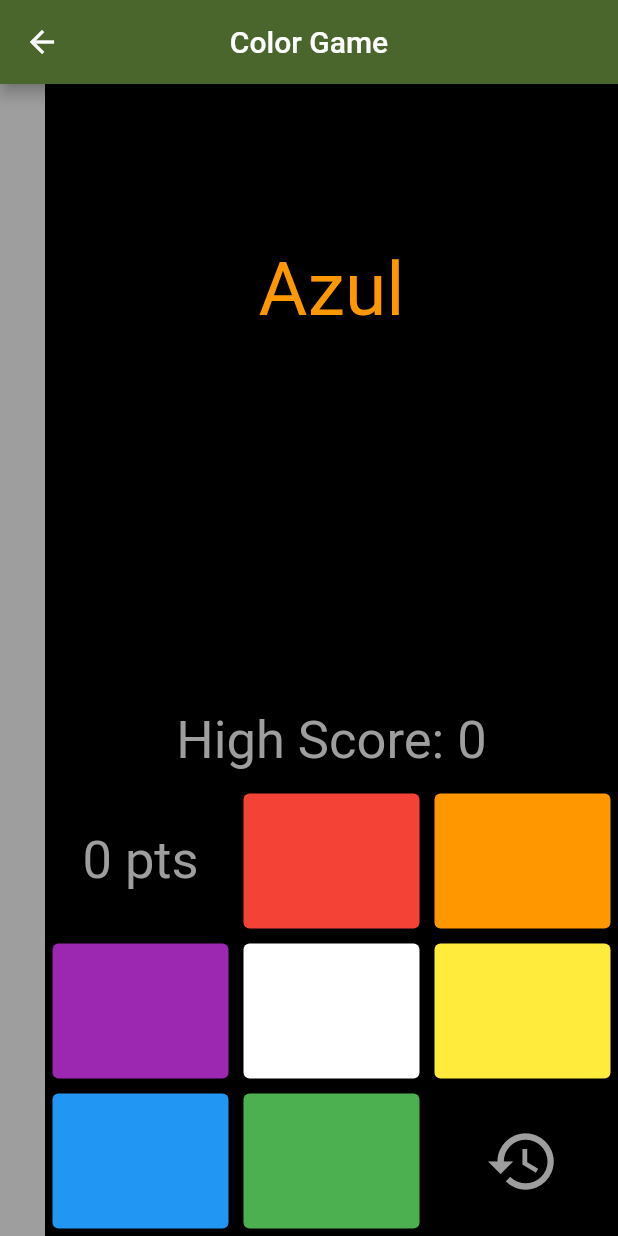
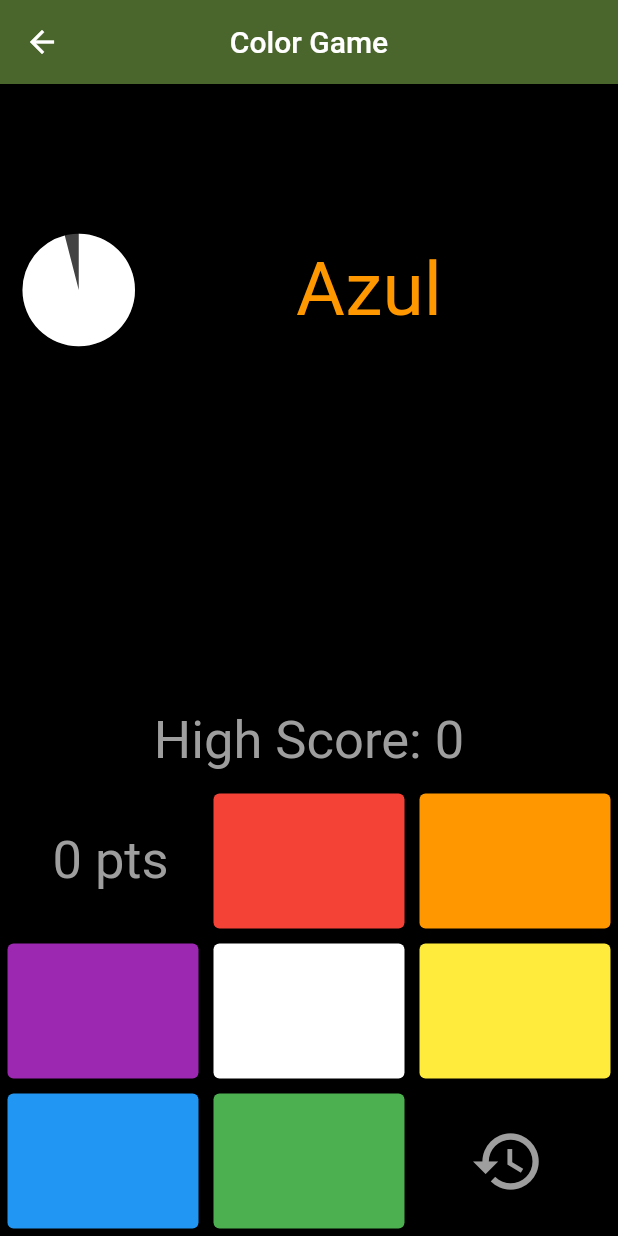
Before and after one commit to RafaelSetton/Rafael-Setton-App, a Flutter app: the ColorGamePage screen opened by its route, after a tap on the "restore" icon, on a phone screen of 412 x 824 dp. Run offline on Flutter 3.47's test engine with Material 2 defaults, Android fonts, the phone set to English and light mode, and no system bars; our stand-ins replace audioplayers, circular_countdown_timer, cloud_firestore, curved_navigation_bar, firebase_core, firebase_storage and 5 more; missing offline and left inert: function_tree; accounts and stored records are empty.

Commit message:
Update GameClock for ColorGame

```diff
--- a/lib/pages/colorGame/index.dart
+++ b/lib/pages/colorGame/index.dart
@@ -1,6 +1,7 @@
 import 'package:flutter/material.dart';
 import 'package:sql_treino/services/firebase/scoresDB.dart';
 import 'package:sql_treino/shared/models/ScoreModel.dart';
+import 'package:sql_treino/shared/widgets/game_clock.dart';
 import 'dart:async';
 
 class ColorGamePage extends StatefulWidget {
@@ -31,19 +32,23 @@ class _ColorGamePageState extends State<ColorGamePage> {
   String text = "Pressione Restart";
   Color color = Colors.grey;
   int results = 0, resultsWrong = 0;
-  double barHeight = 0;
-  late Timer timer;
+  late GameClockCountDownController countDownController;
   int hs = 0;
+  bool disabled = true;
 
   @override
   void initState() {
     super.initState();
+
+    countDownController =
+        GameClockCountDownController(60, onChange: () => setState(() {}));
+
     Future.delayed(Duration(milliseconds: 10), () async {
       List<ScoreModel> scores = await ScoresDB.get("ColorGame");
       setState(() {
-        hs = scores.length > 0
-            ? scores.reduce((s1, s2) => s1.right > s2.right ? s1 : s2).right
-            : 0;
+        hs = scores.isEmpty
+            ? 0
+            : scores.reduce((s1, s2) => s1.right > s2.right ? s1 : s2).right;
       });
     });
   }
@@ -63,64 +68,25 @@ class _ColorGamePageState extends State<ColorGamePage> {
   }
 
   void click(Color color) {
+    if (disabled) return;
     if (colorValues.indexOf(color) == colorStrings.indexOf(text)) {
       results++;
-      barHeight += 20;
+      countDownController.countUp(answerValue);
     } else {
       resultsWrong++;
-      barHeight -= barHeight > 20 ? 20 : barHeight;
+      countDownController.countDown(answerValue);
     }
     newText();
   }
 
-  void startTimer(double height) {
-    setState(() {
-      barHeight = height;
-    });
-    try {
-      timer.cancel();
-    } catch (err) {}
-
-    void periodic(time) async {
-      if (barHeight >= 1) {
-        setState(() {
-          barHeight -= 1;
-          int milli = results < 150 ? (30 - results / 10).round() : 15;
-          timer.cancel();
-          timer = Timer.periodic(Duration(milliseconds: milli), periodic);
-        });
-      } else {
-        setState(() {
-          text = "Pressione Restart";
-          color = Colors.grey;
-        });
-        ScoresDB().set(
-            "ColorGame",
-            ScoreModel(
-              dateTime: DateTime.now(),
-              right: results,
-              wrong: resultsWrong,
-            ));
-        if (results > hs) hs = results;
-        try {
-          timer.cancel();
-        } catch (e) {}
-      }
-    }
-
-    timer = Timer.periodic(Duration(milliseconds: 30), periodic);
-  }
-
   Container colorButton(Color color) {
     return Container(
-        width: MediaQuery.of(context).size.width / 3 - 10,
+        width: MediaQuery.of(context).size.width / 3,
         height: 100,
         padding: EdgeInsets.all(5),
         color: Colors.black,
         child: ElevatedButton(
-          onPressed: () {
-            if (barHeight > 0) click(color);
-          },
+          onPressed: () => click(color),
           style: ButtonStyle(
             backgroundColor: MaterialStateProperty.all(color),
           ),
@@ -140,7 +106,9 @@ class _ColorGamePageState extends State<ColorGamePage> {
         ),
         iconSize: 50,
         onPressed: () {
-          startTimer(MediaQuery.of(context).size.height);
+          disabled = false;
+          countDownController.reset();
+          countDownController.resume();
           newText();
           setState(() {
             results = 0;
@@ -151,6 +119,28 @@ class _ColorGamePageState extends State<ColorGamePage> {
     );
   }
 
+  void reset() {
+    Timer.run(() {
+      // Evitar "setState called during build"
+      setState(() {
+        text = "Pressione Restart";
+        color = Colors.grey;
+      });
+    });
+    disabled = true;
+
+    if (countDownController.currentTime == 0) {
+      ScoresDB().set(
+          "ColorGame",
+          ScoreModel(
+            dateTime: DateTime.now(),
+            right: results,
+            wrong: resultsWrong,
+          ));
+      if (results > hs) hs = results;
+    }
+  }
+
   @override
   Widget build(BuildContext context) {
     return Scaffold(
@@ -159,32 +149,26 @@ class _ColorGamePageState extends State<ColorGamePage> {
         centerTitle: true,
         leading: IconButton(
           icon: Icon(Icons.arrow_back),
-          onPressed: () {
-            try {
-              timer.cancel();
-            } catch (err) {}
-            Navigator.pop(context);
-          },
+          onPressed: Navigator.of(context).pop,
         ),
       ),
       body: Container(
         color: Colors.black,
-        child: Row(
-          crossAxisAlignment: CrossAxisAlignment.end,
+        child: Column(
           mainAxisAlignment: MainAxisAlignment.spaceBetween,
           children: <Widget>[
-            AnimatedContainer(
-              duration: Duration(milliseconds: 5),
-              alignment: Alignment.bottomCenter,
-              height: barHeight,
-              width: 30,
-              color: Colors.grey,
+            Row(
+              children: [
+                SizedBox(width: 15),
+                GameClock(
+                  onTimerEnd: reset,
+                  countDownController: countDownController,
+                  backgroundColor: Colors.grey.shade800,
+                  startColor: Colors.white,
+                  endColor: Colors.white,
                 ),
-            Column(
-              mainAxisAlignment: MainAxisAlignment.spaceBetween,
-              children: <Widget>[
                 Container(
-                  width: MediaQuery.of(context).size.width - 30,
+                  width: MediaQuery.of(context).size.width - clockSize - 25,
                   height: MediaQuery.of(context).size.height / 3,
                   padding: EdgeInsets.all(10.0),
                   alignment: Alignment.center,
@@ -197,6 +181,8 @@ class _ColorGamePageState extends State<ColorGamePage> {
                         color: color,
                         fontStyle: FontStyle.normal),
                   ),
+                ),
+              ],
             ),
             Column(
               children: <Widget>[
@@ -243,8 +229,6 @@ class _ColorGamePageState extends State<ColorGamePage> {
             ),
           ],
         ),
-          ],
-        ),
       ),
     );
   }
--- a/lib/pages/workoutTimer/runPage.dart
+++ b/lib/pages/workoutTimer/runPage.dart
@@ -56,7 +56,7 @@ class _RunState extends State<Run> {
   }
 
   void periodicTimeHandler(Timer timer) {
-    int timeLeft = int.parse(timeController.getTime());
+    int timeLeft = int.parse(timeController.getTime() ?? "0");
     switch (timeLeft) {
       case 1:
       case 2:
--- a/lib/services/firebase/chatAppDB.dart
+++ b/lib/services/firebase/chatAppDB.dart
@@ -1,4 +1,5 @@
 import 'package:cloud_firestore/cloud_firestore.dart';
+import 'package:flutter/material.dart';
 import 'package:sql_treino/services/firebase/usersDB.dart';
 import 'package:sql_treino/shared/models/chatModel.dart';
 import 'package:sql_treino/shared/models/userModel.dart';
@@ -10,6 +11,7 @@ class ChatAppDB {
       FirebaseFirestore.instance.collection("chats");
 
   static Future postChat(ChatModel chat) async {
+    debugPrint("ChatAppDB: Posting $chat");
     DocumentReference document = collection.doc(chat.id);
     if (!(await document.get()).exists) {
       for (String email in chat.users) {
@@ -22,21 +24,25 @@ class ChatAppDB {
   }
 
   static Future<ChatModel> getChat(String id) async {
+    debugPrint("ChatAppDB: Getting chat (id: $id)");
     return ChatModel.fromMap(
         (await collection.doc(id).get()).data() as Map<String, dynamic>);
   }
 
   static Future postMessage(String chatID, MessageModel message) async {
+    debugPrint("ChatAppDB: Posting $message in chat (chatID: $chatID)");
     ChatModel chat = await getChat(chatID);
     chat.messages.add(message);
     await postChat(chat);
   }
 
   static listUserChats(String userEmail) async {
+    debugPrint("ChatAppDB: Listing chats for user (email: $userEmail)");
     return (await UserDB.show(userEmail))!.data.chats;
   }
 
   static Future deleteChat(String chatID) async {
+    debugPrint("ChatAppDB: Deleting chat (id: $chatID)");
     ChatModel chat = await getChat(chatID);
     await collection.doc(chatID).delete();
     for (String email in chat.users) {
--- a/lib/services/firebase/scoresDB.dart
+++ b/lib/services/firebase/scoresDB.dart
@@ -1,6 +1,7 @@
 import 'dart:collection';
 
 import 'package:cloud_firestore/cloud_firestore.dart';
+import 'package:flutter/material.dart';
 import 'package:sql_treino/shared/models/ScoreModel.dart';
 import 'package:sql_treino/shared/globals.dart' as globals;
 
@@ -11,6 +12,7 @@ class ScoresDB {
       .collection("scores");
 
   static Future<List<ScoreModel>> get(String game) async {
+    debugPrint("ScoresDB: Getting scores for $game");
     final doc = await collection.doc(game).get();
     final LinkedHashMap? data = doc.data() as LinkedHashMap?;
 
@@ -22,6 +24,7 @@ class ScoresDB {
   }
 
   Future set(String game, ScoreModel newScore) async {
+    debugPrint("ScoresDB: Setting new score for $game; $newScore");
     final doc = collection.doc(game);
 
     final data = newScore.toMap();
--- a/lib/services/firebase/usersDB.dart
+++ b/lib/services/firebase/usersDB.dart
@@ -1,4 +1,5 @@
 import 'package:cloud_firestore/cloud_firestore.dart';
+import 'package:flutter/material.dart';
 import 'package:sql_treino/shared/enums/registerErrors.dart';
 import 'package:sql_treino/shared/models/userModel.dart';
 
@@ -8,6 +9,7 @@ class UserDB {
 
   static Future<RegisterErrors> post(UserModel user,
       {bool create = false}) async {
+    debugPrint("UserDB: Posting $user");
     if (user.password.contains(RegExp(r"[^a-zA-Z0-9 .()!@#$%&]"))) {
       return RegisterErrors.invalidCharacter;
     } else if (create) {
@@ -22,11 +24,13 @@ class UserDB {
   }
 
   static Future<List<String>> list() async {
+    debugPrint("UserDB: Listing all Users");
     final response = await collection.get();
     return response.docs.map((e) => e.id).toList();
   }
 
   static Future<UserModel?> show(String email) async {
+    debugPrint("UserDB: Showing User (email: $email)");
     final document = await collection.doc(email).get();
     return document.exists
         ? UserModel.fromMap(document.data() as Map<String, dynamic>)
@@ -34,6 +38,7 @@ class UserDB {
   }
 
   static Future delete(String email) async {
+    debugPrint("UserDB: Deleting User (email: $email)");
     await collection.doc(email).delete();
   }
 }
--- a/lib/services/firebase/workoutsDB.dart
+++ b/lib/services/firebase/workoutsDB.dart
@@ -1,6 +1,7 @@
 import 'dart:collection';
 
 import 'package:cloud_firestore/cloud_firestore.dart';
+import 'package:flutter/material.dart';
 import 'package:sql_treino/shared/models/workoutModel.dart';
 
 class WorkoutDB {
@@ -12,6 +13,7 @@ class WorkoutDB {
       .collection("workouts");
 
   static Future post(String name, WorkoutModel data) async {
+    debugPrint("WorkoutDB: Posting workout $name $data");
     final postData = Map.fromIterables(
         List<String>.generate(data.workouts.length, (i) => i.toString()),
         data.workouts.map((e) => e.toMap()));
@@ -19,11 +21,13 @@ class WorkoutDB {
   }
 
   static Future<List<String>> list() async {
+    debugPrint("WorkoutDB: Listing Workouts");
     QuerySnapshot snapshot = await collection.get();
     return snapshot.docs.map((doc) => doc.id).toList();
   }
 
   static Future<WorkoutModel> show(String name) async {
+    debugPrint("WorkoutDB: Showing workout $name");
     final LinkedHashMap data =
         (await collection.doc(name).get()).data() as LinkedHashMap;
     final workouts = data.values.map((e) => ExerciseModel.fromMap(e)).toList();
@@ -31,6 +35,7 @@ class WorkoutDB {
   }
 
   static Future delete(String name) async {
+    debugPrint("WorkoutDB: Deleting workout $name");
     return await collection.doc(name).delete();
   }
 }
--- a/lib/shared/widgets/game_clock.dart
+++ b/lib/shared/widgets/game_clock.dart
@@ -1,79 +1,129 @@
+import 'dart:async';
+
 import 'package:flutter/material.dart';
 import 'dart:math';
 
 const double clockSize = 75;
+const double answerValue = 0.7;
+const double tick = 0.2;
+
+class GameClockCountDownController {
+  final double _clockDuration;
+  late double _currentTime;
+  Timer _timer = Timer(Duration.zero, () {});
+  final void Function()? onChange;
+
+  GameClockCountDownController(this._clockDuration, {this.onChange}) {
+    if (this._clockDuration <= 0)
+      throw Exception("_clockDuration deve ser positivo");
+    this._currentTime = _clockDuration;
+  }
+
+  set currentTime(double time) {
+    _currentTime = max(min(time, _clockDuration), 0);
+    if (onChange != null) onChange!();
+  }
+
+  double get currentTime => _currentTime;
+  double get clockDuration => _clockDuration;
+
+  void countDown(double diff) => currentTime = _currentTime - diff;
+  void countUp(double diff) => currentTime = _currentTime + diff;
+
+  void reset() {
+    _currentTime = _clockDuration;
+    pause();
+  }
+
+  void pause() {
+    if (_timer.isActive) _timer.cancel();
+  }
+
+  void resume() {
+    if (!_timer.isActive)
+      _timer = Timer.periodic(
+        Duration(milliseconds: 100),
+        (timer) => countDown(tick),
+      );
+  }
+
+  void dispose() {
+    _timer.cancel();
+  }
+}
 
 class GameClock extends StatefulWidget {
   final Function() onTimerEnd;
-  const GameClock({Key? key, required this.onTimerEnd}) : super(key: key);
+  final GameClockCountDownController countDownController;
+  final Color backgroundColor, startColor, endColor;
+
+  const GameClock(
+      {Key? key,
+      required this.onTimerEnd,
+      required this.countDownController,
+      this.backgroundColor = Colors.black,
+      this.startColor = Colors.green,
+      this.endColor = Colors.red})
+      : super(key: key);
 
   @override
   State<GameClock> createState() => _GameClockState();
 }
 
 class _GameClockState extends State<GameClock> with TickerProviderStateMixin {
-  late Animation<double> animation;
-  late AnimationController controller;
-  final Tween<double> _rotationTween = Tween(begin: 0, end: 2 * pi);
-
-  @override
-  void initState() {
-    super.initState();
-
-    controller = AnimationController(
-      vsync: this,
-      duration: const Duration(seconds: 60),
-    );
-
-    animation = _rotationTween.animate(controller)
-      ..addListener(() {
-        setState(() {});
-      })
-      ..addStatusListener((status) {
-        if (status == AnimationStatus.completed) {
-          widget.onTimerEnd();
-        } else if (status == AnimationStatus.dismissed) {
-          controller.forward();
-        }
-      });
-
-    controller.forward();
-  }
-
   @override
   void dispose() {
-    controller.dispose();
+    widget.countDownController.dispose();
     super.dispose();
   }
 
   @override
   Widget build(BuildContext context) {
+    if (widget.countDownController.currentTime == 0) {
+      widget.onTimerEnd();
+      widget.countDownController.reset();
+    }
     return SizedBox(
       height: clockSize,
       width: clockSize,
       child: CustomPaint(
         child: Container(),
-        painter: MyPainter(animation.value),
+        painter: MyPainter(
+          widget.countDownController,
+          widget.backgroundColor,
+          widget.startColor,
+          widget.endColor,
+        ),
       ),
     );
   }
 }
 
 class MyPainter extends CustomPainter {
-  double value;
+  late double percentDone;
+  final Color backgroundColor, startColor, endColor;
 
-  MyPainter(this.value);
+  MyPainter(controller, this.backgroundColor, this.startColor, this.endColor) {
+    percentDone = controller.currentTime / controller.clockDuration;
+  }
 
   @override
   void paint(Canvas canvas, Size size) {
-    int delta = value * 255 ~/ pi;
+    Color foreGroundColor = Color.fromARGB(
+      (startColor.alpha * percentDone + endColor.alpha * (1 - percentDone))
+          .toInt(),
+      (startColor.red * percentDone + endColor.red * (1 - percentDone)).toInt(),
+      (startColor.green * percentDone + endColor.green * (1 - percentDone))
+          .toInt(),
+      (startColor.blue * percentDone + endColor.blue * (1 - percentDone))
+          .toInt(),
+    );
 
-    Paint paint = Paint()
-      ..color = Color.fromARGB(255, min(delta, 255), min(510 - delta, 255), 0);
     canvas.drawCircle(const Offset(clockSize / 2, clockSize / 2), clockSize / 2,
-        Paint()..color = Colors.grey);
+        Paint()..color = backgroundColor);
+
     canvas.drawArc(const Rect.fromLTRB(0, 0, clockSize, clockSize), -pi / 2,
-        value, true, paint);
+        2 * pi * percentDone, true, Paint()..color = foreGroundColor);
   }
 
   @override
```
Also changed, not shown: lib/main.dart (+16 -11 lines), lib/pages/somandoSaber/game.dart (+6 -2 lines), pubspec.yaml (+4 -4 lines), pubspec.lock, 1 other file. Lines whose indentation alone changed are shown as unchanged.
